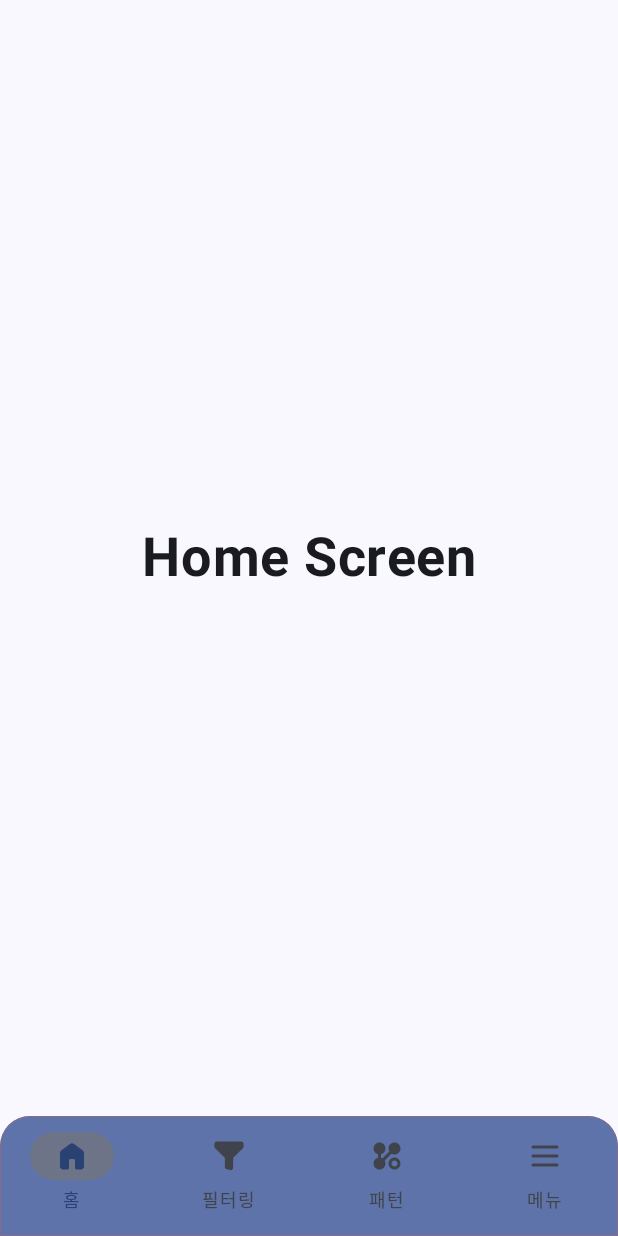
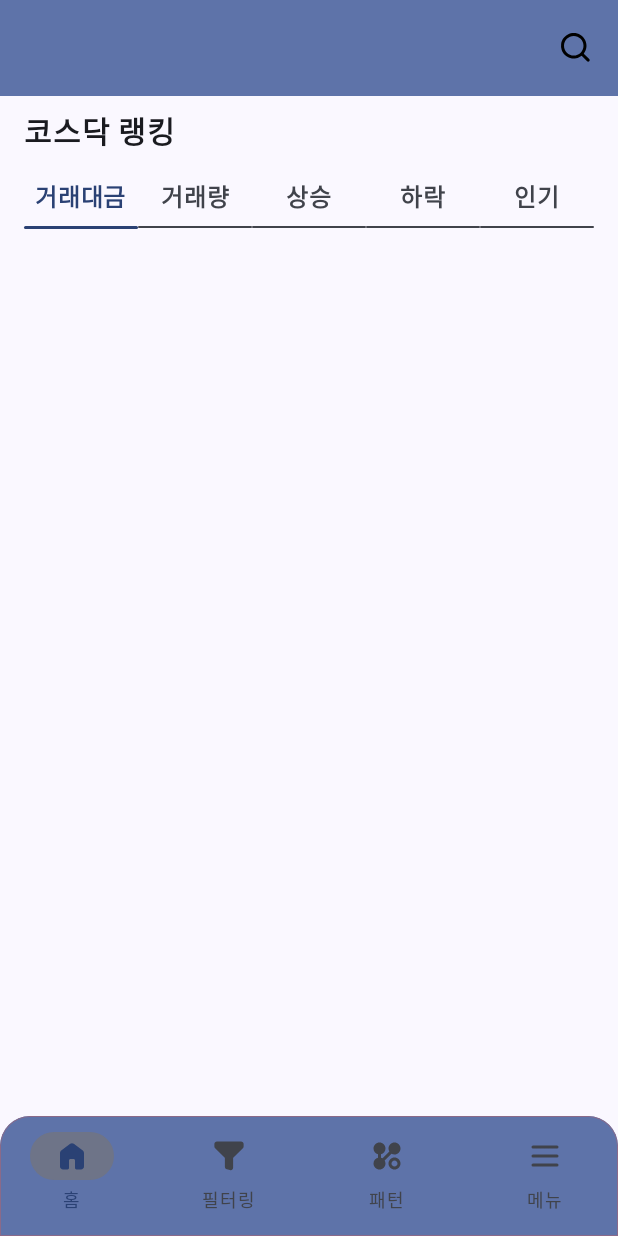
Before and after one commit to SM-QuanTest/QuanTest-FE, an Android app built with Jetpack Compose: the screen it shows after launch (MainActivity), on a phone screen of 412 x 824 dp. Run offline under Robolectric (Android 15) with nearby library versions, the phone set to English and light mode, and no system bars.

Commit message:
feat: 홈 화면 상단바 및 탭 필터 UI 구현

```diff
--- a/app/build.gradle.kts
+++ b/app/build.gradle.kts
@@ -58,6 +58,5 @@ dependencies {
     debugImplementation(libs.androidx.ui.test.manifest)
 
     implementation("androidx.navigation:navigation-compose:2.9.0")
-    implementation("androidx.compose.material:material:1.8.2")
 
 }
--- a/app/src/main/java/com/example/quantest/HomeScreen.kt
+++ b/app/src/main/java/com/example/quantest/HomeScreen.kt
@@ -1,21 +1,110 @@
 package com.example.quantest
 
-import androidx.compose.foundation.layout.Box
-import androidx.compose.foundation.layout.fillMaxSize
+import androidx.compose.foundation.layout.padding
+import androidx.compose.foundation.layout.size
+import androidx.compose.material3.*
 import androidx.compose.runtime.Composable
-import androidx.compose.material3.Text
 import androidx.compose.ui.Modifier
+import androidx.compose.ui.res.painterResource
+import androidx.compose.ui.unit.dp
+import androidx.compose.ui.unit.sp
+import androidx.compose.foundation.Image
+import androidx.compose.foundation.background
+import androidx.compose.foundation.clickable
+import androidx.compose.foundation.layout.Column
+import androidx.compose.ui.text.font.FontWeight
+import androidx.compose.foundation.layout.*
+import androidx.compose.foundation.shape.RoundedCornerShape
+import androidx.compose.runtime.getValue
+import androidx.compose.runtime.mutableStateOf
+import androidx.compose.runtime.remember
+import androidx.compose.runtime.setValue
 import androidx.compose.ui.Alignment
-import androidx.compose.ui.text.font.FontWeight
-import androidx.compose.ui.unit.sp
 
 @Composable
 fun HomeScreen() {
-    Box(modifier = Modifier.fillMaxSize(), contentAlignment = Alignment.Center) {
-        Text(
-            text = "Home Screen",
-            fontSize = 36.sp,
-            fontWeight = FontWeight.Bold
-            )
+    Scaffold(
+        topBar = { HomeTopBar() },
+    ) { innerPadding ->
+        Column(modifier = Modifier.padding(innerPadding)) {
+            RankingTitle()
+            FilterTabs()
+        }
     }
 }
+
+@OptIn(ExperimentalMaterial3Api::class)
+@Composable
+fun HomeTopBar() {
+    TopAppBar(
+        colors = TopAppBarDefaults.topAppBarColors(
+            containerColor = MaterialTheme.colorScheme.primaryContainer,
+            titleContentColor = MaterialTheme.colorScheme.primary,
+        ),
+        title = {},
+        actions = {
+            IconButton(onClick = { /*TODO*/ }) {
+                Image(
+                    painter = painterResource(id = R.drawable.ic_search),
+                    contentDescription = "검색",
+                    modifier = Modifier.size(24.dp)
+                )
+            }
+        }
+    )
+}
+
+@Composable
+fun RankingTitle() {
+    Text(
+        text = "코스닥 랭킹",
+        fontSize = 20.sp,
+        fontWeight = FontWeight.Bold,
+        modifier = Modifier.padding(horizontal = 16.dp, vertical = 8.dp)
+    )
+}
+
+@Composable
+fun FilterTabs() {
+    val filters = listOf("거래대금", "거래량", "상승", "하락", "인기")
+    var selectedIndex by remember { mutableStateOf(0) }
+
+    Row(
+        modifier = Modifier
+            .fillMaxWidth()
+            .padding(horizontal = 16.dp),
+        horizontalArrangement = Arrangement.SpaceBetween
+    ) {
+        filters.forEachIndexed { index, label ->
+            val isSelected = index == selectedIndex
+            val color = if (isSelected) MaterialTheme.colorScheme.primary else MaterialTheme.colorScheme.onSurfaceVariant
+
+            Column(
+                modifier = Modifier
+                    .weight(1f)
+                    .clickable { selectedIndex = index },
+                horizontalAlignment = Alignment.CenterHorizontally
+            ) {
+                Text(
+                    text = label,
+                    fontWeight = FontWeight.Bold,
+                    color = color,
+                    modifier = Modifier.padding(vertical = 8.dp)
+                )
+                // 밑줄
+                Box(
+                    modifier = Modifier
+                        .height(
+                            if (index == selectedIndex) 2.dp
+                            else 1.dp
+                        )
+                        .fillMaxWidth()
+                        .background(
+                            color = color,
+                            shape = RoundedCornerShape(50)
+                        )
+                )
+            }
+        }
+    }
+}
--- /dev/null
+++ b/app/src/main/res/drawable/ic_search.xml
@@ -0,0 +1,10 @@
+<vector xmlns:android="http://schemas.android.com/apk/res/android"
+    android:width="24dp"
+    android:height="24dp"
+    android:viewportWidth="24"
+    android:viewportHeight="24">
+  <path
+      android:pathData="M10.5,2C9.145,2 7.809,2.324 6.604,2.946C5.4,3.567 4.361,4.467 3.575,5.572C2.789,6.676 2.279,7.952 2.087,9.294C1.894,10.636 2.026,12.004 2.47,13.285C2.914,14.565 3.658,15.721 4.639,16.656C5.621,17.59 6.812,18.277 8.113,18.658C9.413,19.038 10.786,19.103 12.117,18.845C13.448,18.587 14.698,18.015 15.762,17.176L19.414,20.828C19.603,21.01 19.855,21.111 20.117,21.109C20.38,21.106 20.63,21.001 20.816,20.816C21.001,20.63 21.106,20.38 21.109,20.117C21.111,19.855 21.01,19.603 20.828,19.414L17.176,15.762C18.164,14.509 18.779,13.002 18.951,11.416C19.123,9.829 18.845,8.226 18.148,6.79C17.452,5.354 16.365,4.143 15.012,3.296C13.66,2.449 12.096,2 10.5,2ZM4,10.5C4,8.776 4.685,7.123 5.904,5.904C7.123,4.685 8.776,4 10.5,4C12.224,4 13.877,4.685 15.096,5.904C16.315,7.123 17,8.776 17,10.5C17,12.224 16.315,13.877 15.096,15.096C13.877,16.315 12.224,17 10.5,17C8.776,17 7.123,16.315 5.904,15.096C4.685,13.877 4,12.224 4,10.5Z"
+      android:fillColor="#000000"
+      android:fillType="evenOdd"/>
+</vector>
```
